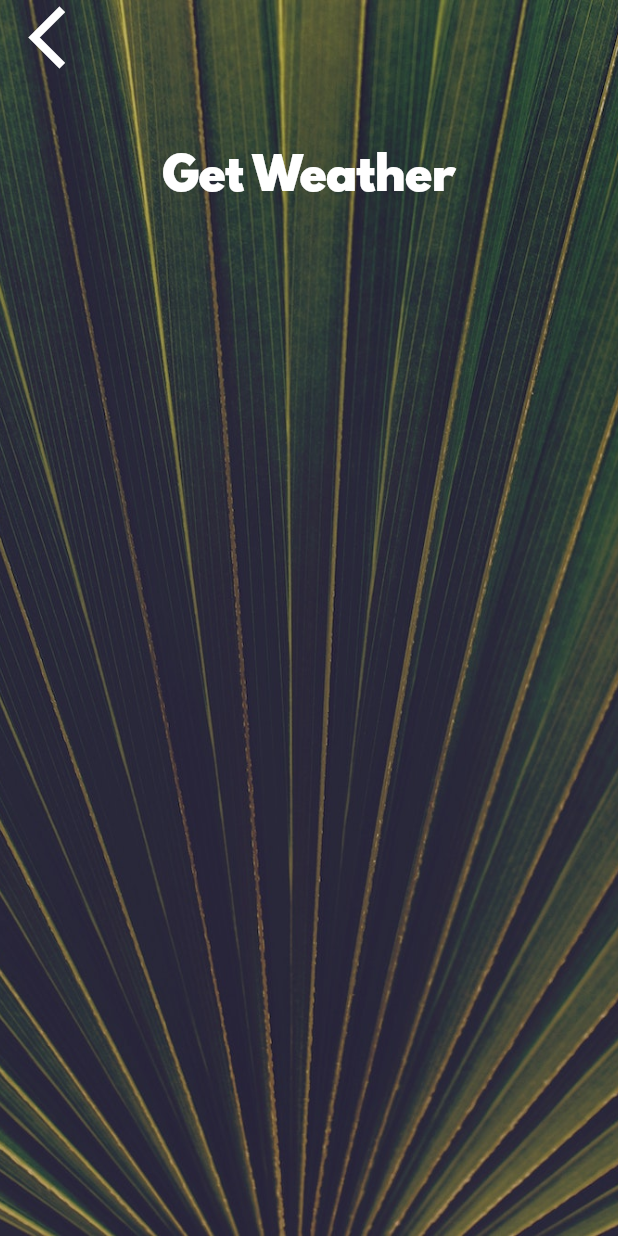
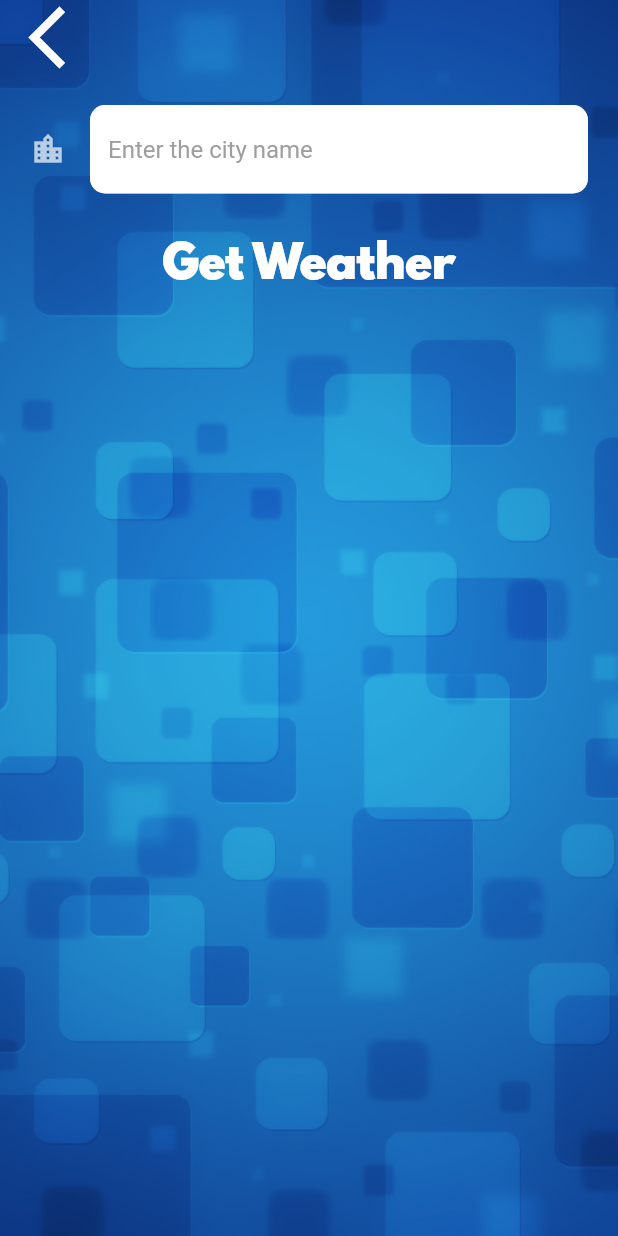
Before and after one commit to Lokesh-Bandi/Clima-MobileApp, a Flutter app: the CityScreen screen opened directly, on a phone screen of 412 x 824 dp. Run offline on Flutter 3.47's test engine with Material 2 defaults, Android fonts, the phone set to English and light mode, and no system bars; our stand-ins replace flutter_spinkit, geolocator.

Commit message:
final app

```diff
--- a/lib/screens/city_screen.dart
+++ b/lib/screens/city_screen.dart
@@ -1,5 +1,7 @@
 import 'package:flutter/material.dart';
 import 'package:clima/utilities/constants.dart';
+import 'package:clima/services/networkdata.dart';
+import 'package:clima/screens/location_screen.dart';
 
 class CityScreen extends StatefulWidget {
   @override
@@ -7,13 +9,24 @@ class CityScreen extends StatefulWidget {
 }
 
 class _CityScreenState extends State<CityScreen> {
-  @override
+  String cityName;
+  void getCityLocation(String city) async{
+    NetworkHelper networkHelper= NetworkHelper('https://api.openweathermap.org/data/2.5/weather?q=$city&appid=95c19c4cd8800380d725ac767a7e8592&units=metric');
+    var weatherData= await networkHelper.getData();
+    Navigator.push(context,MaterialPageRoute(builder: (context){
+      return LocationScreen(
+          localWeather:weatherData,
+          city: city
+      );
+    }),
+    );
+  }
   Widget build(BuildContext context) {
     return Scaffold(
       body: Container(
         decoration: BoxDecoration(
           image: DecorationImage(
-            image: AssetImage('images/city_background.jpg'),
+            image: AssetImage('images/neat-blue-background-1.jpg'),
             fit: BoxFit.cover,
           ),
         ),
@@ -24,7 +37,9 @@ class _CityScreenState extends State<CityScreen> {
               Align(
                 alignment: Alignment.topLeft,
                 child: FlatButton(
-                  onPressed: () {},
+                  onPressed: () {
+                    Navigator.pop(context);
+                  },
                   child: Icon(
                     Icons.arrow_back_ios,
                     size: 50.0,
@@ -33,10 +48,20 @@ class _CityScreenState extends State<CityScreen> {
               ),
               Container(
                 padding: EdgeInsets.all(20.0),
-                child: null,
+                child: TextField(
+                  style: TextStyle(
+                   color: Colors.black
+                  ),
+                  decoration: kInputDecoration,
+                  onChanged: (value){
+                    cityName=value;
+                  },
+                ),
               ),
               FlatButton(
-                onPressed: () {},
+                onPressed: () {
+                  getCityLocation(cityName);
+                },
                 child: Text(
                   'Get Weather',
                   style: kButtonTextStyle,
--- a/lib/utilities/constants.dart
+++ b/lib/utilities/constants.dart
@@ -18,3 +18,18 @@ const kButtonTextStyle = TextStyle(
 const kConditionTextStyle = TextStyle(
   fontSize: 100.0,
 );
+
+const kInputDecoration=InputDecoration(
+    filled: true,
+    fillColor: Colors.white,
+    icon: Icon(Icons.location_city),
+    border: OutlineInputBorder(
+      borderRadius: BorderRadius.all(
+          Radius.circular(10.0)
+      ),
+    ),
+    hintText: "Enter the city name",
+    hintStyle: TextStyle(
+        color: Colors.grey
+    )
+);
```
Also changed, not shown: lib/screens/location_screen.dart (+34 -5 lines), images/climate-background.jpg (added), images/climate.jpg (added), images/neat-blue-background-1.jpg (added), lib/services/location.dart (deleted), 1 other file.
